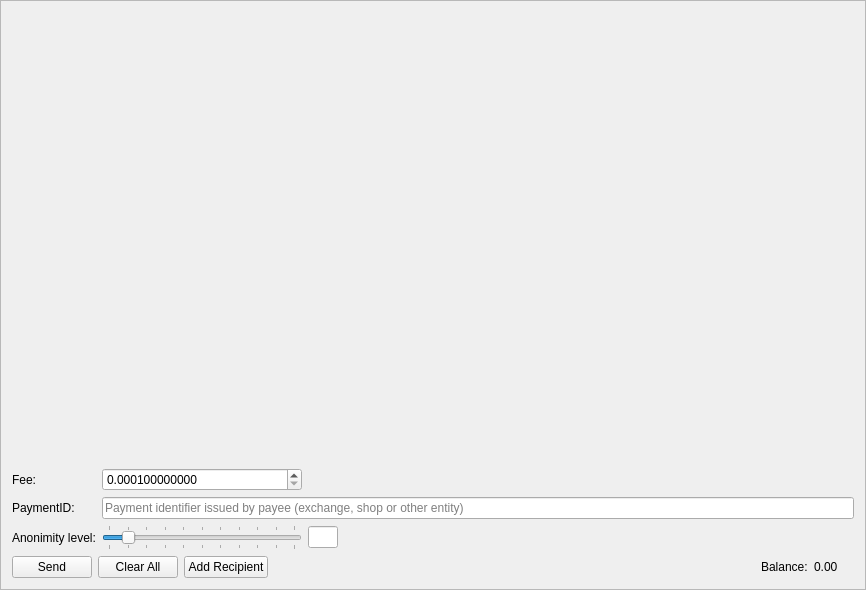
Above: src/gui/ui/sendframe.ui from cryptonotefoundation/cryptonotewallet before the change. Below: the same form after it.
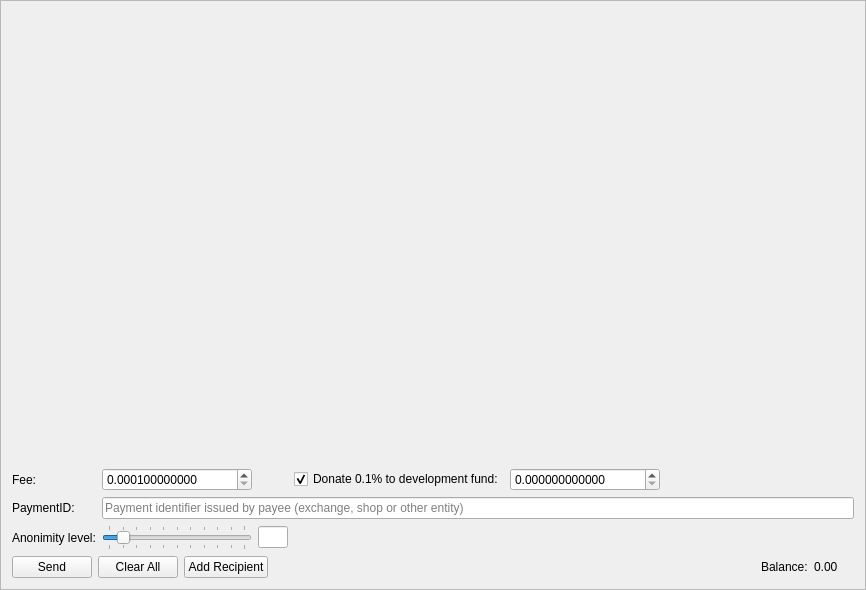
That is the form after the change. Icons and pictures are not drawn.

```diff
--- a/src/gui/ui/sendframe.ui
+++ b/src/gui/ui/sendframe.ui
@@ -72,52 +72,28 @@
      <property name="topMargin">
       <number>5</number>
      </property>
-     <item row="2" column="0">
-      <widget class="QLabel" name="label_2">
+     <item row="1" column="3">
+      <widget class="QCheckBox" name="donateCheckBox">
        <property name="text">
-        <string>Anonimity level:</string>
+        <string>Donate 0.1% to development fund:</string>
        </property>
-      </widget>
-     </item>
-     <item row="1" column="1" colspan="3">
-      <widget class="QLineEdit" name="m_paymentIdEdit">
-       <property name="maxLength">
-        <number>64</number>
+       <property name="checked">
+        <bool>true</bool>
        </property>
-       <property name="placeholderText">
-        <string>Payment identifier issued by payee (exchange, shop or other entity)</string>
-       </property>
       </widget>
      </item>
-     <item row="1" column="0">
-      <widget class="QLabel" name="label_6">
-       <property name="text">
-        <string>PaymentID:</string>
-       </property>
-      </widget>
-     </item>
-     <item row="2" column="3">
-      <spacer name="horizontalSpacer">
-       <property name="orientation">
-        <enum>Qt::Horizontal</enum>
-       </property>
-       <property name="sizeType">
-        <enum>QSizePolicy::Expanding</enum>
-       </property>
-       <property name="sizeHint" stdset="0">
-        <size>
-         <width>298</width>
-         <height>20</height>
-        </size>
-       </property>
-      </spacer>
-     </item>
-     <item row="2" column="1">
+     <item row="5" column="1">
       <widget class="QSlider" name="m_mixinSlider">
        <property name="maximumSize">
         <size>
+         <width>150</width>
+         <height>16777215</height>
+        </size>
+       </property>
+       <property name="baseSize">
+        <size>
          <width>200</width>
-         <height>16777215</height>
+         <height>0</height>
         </size>
        </property>
        <property name="maximum">
@@ -143,7 +119,65 @@
        </property>
       </widget>
      </item>
-     <item row="2" column="2">
+     <item row="5" column="0">
+      <widget class="QLabel" name="label_2">
+       <property name="text">
+        <string>Anonimity level:</string>
+       </property>
+      </widget>
+     </item>
+     <item row="3" column="1" colspan="5">
+      <widget class="QLineEdit" name="m_paymentIdEdit">
+       <property name="maxLength">
+        <number>64</number>
+       </property>
+       <property name="placeholderText">
+        <string>Payment identifier issued by payee (exchange, shop or other entity)</string>
+       </property>
+      </widget>
+     </item>
+     <item row="1" column="1">
+      <widget class="QDoubleSpinBox" name="m_feeSpin">
+       <property name="minimumSize">
+        <size>
+         <width>0</width>
+         <height>0</height>
+        </size>
+       </property>
+       <property name="baseSize">
+        <size>
+         <width>150</width>
+         <height>0</height>
+        </size>
+       </property>
+       <property name="suffix">
+        <string/>
+       </property>
+       <property name="decimals">
+        <number>12</number>
+       </property>
+       <property name="minimum">
+        <double>0.000100000000000</double>
+       </property>
+       <property name="maximum">
+        <double>999999999999999.000000000000000</double>
+       </property>
+       <property name="singleStep">
+        <double>0.000100000000000</double>
+       </property>
+       <property name="value">
+        <double>0.000100000000000</double>
+       </property>
+      </widget>
+     </item>
+     <item row="3" column="0">
+      <widget class="QLabel" name="label_6">
+       <property name="text">
+        <string>PaymentID:</string>
+       </property>
+      </widget>
+     </item>
+     <item row="5" column="2">
       <widget class="QLineEdit" name="m_mixinEdit">
        <property name="maximumSize">
         <size>
@@ -165,35 +199,57 @@
        </property>
       </widget>
      </item>
-     <item row="0" column="0">
+     <item row="1" column="0">
       <widget class="QLabel" name="label">
        <property name="text">
         <string>Fee:</string>
        </property>
       </widget>
      </item>
-     <item row="0" column="1">
-      <widget class="QDoubleSpinBox" name="m_feeSpin">
-       <property name="suffix">
-        <string/>
+     <item row="1" column="4">
+      <widget class="QDoubleSpinBox" name="m_donateSpin">
+       <property name="minimumSize">
+        <size>
+         <width>150</width>
+         <height>0</height>
+        </size>
+       </property>
+       <property name="maximumSize">
+        <size>
+         <width>150</width>
+         <height>16777215</height>
+        </size>
+       </property>
+       <property name="baseSize">
+        <size>
+         <width>150</width>
+         <height>0</height>
+        </size>
        </property>
        <property name="decimals">
         <number>12</number>
        </property>
-       <property name="minimum">
-        <double>0.000100000000000</double>
-       </property>
-       <property name="maximum">
-        <double>999999999999999.000000000000000</double>
-       </property>
        <property name="singleStep">
-        <double>0.000100000000000</double>
-       </property>
-       <property name="value">
-        <double>0.000100000000000</double>
+        <double>0.100000000000000</double>
        </property>
       </widget>
      </item>
+     <item row="1" column="5">
+      <spacer name="horizontalSpacer">
+       <property name="orientation">
+        <enum>Qt::Horizontal</enum>
+       </property>
+       <property name="sizeType">
+        <enum>QSizePolicy::Expanding</enum>
+       </property>
+       <property name="sizeHint" stdset="0">
+        <size>
+         <width>100</width>
+         <height>20</height>
+        </size>
+       </property>
+      </spacer>
+     </item>
     </layout>
    </item>
    <item>
```
